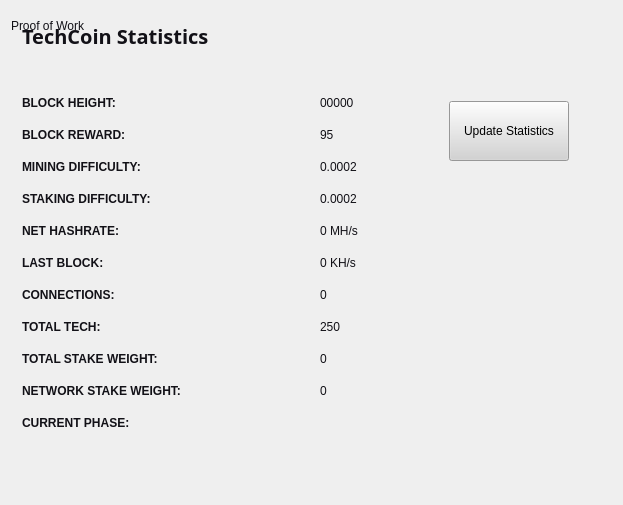
First picture: the form in src/qt/forms/statisticspage.ui, repository techcoincommunity/techcoin, before the edit.
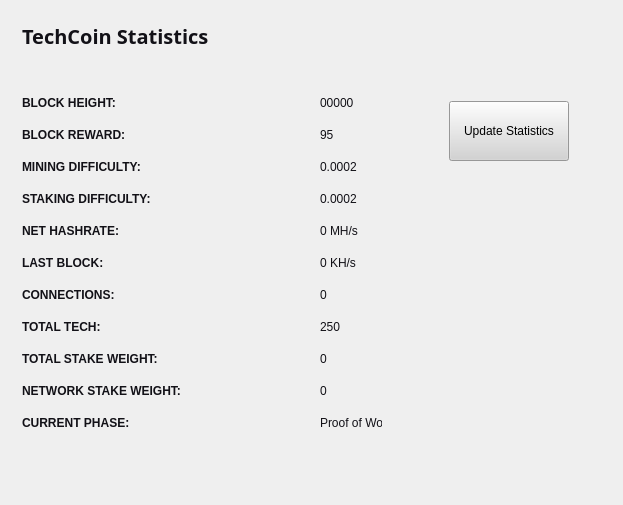
Second picture: the form after the edit.

```diff
--- a/src/qt/forms/statisticspage.ui
+++ b/src/qt/forms/statisticspage.ui
@@ -261,7 +261,7 @@
           </property>
          </widget>
         </item>
-        <item row="8" column="1">
+        <item row="11" column="1">
          <widget class="QLabel" name="cBox">
           <property name="styleSheet">
            <string notr="true">color:#121117;</string>
```
